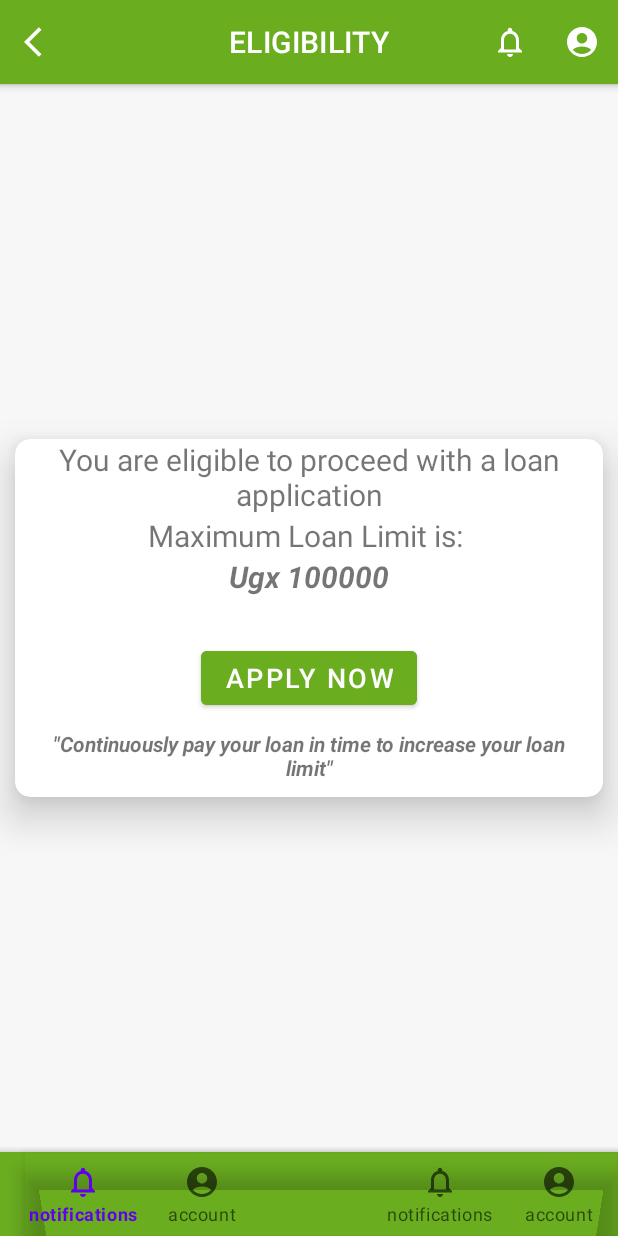
After one commit to nathantugume/AutomatedLoanApprovalApp, an Android app: the EligibilityCheckActivity screen opened directly, with no data from a screen before it, on a phone screen of 412 x 824 dp. The commit adds this screen. Run offline under Robolectric (Android 15) with nearby library versions, the phone set to English and light mode, and no system bars; our stand-ins replace Firebase (no records; nobody signed in at launch, a user with empty details on screens opened directly).

```diff
--- a/app/build.gradle
+++ b/app/build.gradle
@@ -30,6 +30,7 @@ android {
     buildFeatures {
         viewBinding true
     }
+
 }
 
 dependencies {
@@ -45,6 +46,8 @@ dependencies {
     androidTestImplementation 'androidx.test.ext:junit:1.1.5'
     androidTestImplementation 'androidx.test.espresso:espresso-core:3.5.1'
     implementation 'com.google.android.gms:play-services-location:21.0.1'
+    implementation "org.jetbrains.kotlin:kotlin-stdlib:1.8.10"
+    implementation "org.jetbrains.kotlin:kotlin-stdlib-jdk8:1.8.10"
 
 
 }
--- /dev/null
+++ b/app/src/main/java/com/example/automatedloanapprovalapp/ui/customer/EligibilityCheckActivity.java
@@ -0,0 +1,83 @@
+package com.example.automatedloanapprovalapp.ui.customer;
+
+import androidx.annotation.NonNull;
+import androidx.appcompat.app.AppCompatActivity;
+
+import android.annotation.SuppressLint;
+import android.content.Intent;
+import android.content.SharedPreferences;
+import android.icu.number.FormattedNumber;
+import android.os.Bundle;
+import android.preference.PreferenceManager;
+import android.view.View;
+import android.widget.Button;
+import android.widget.TextView;
+
+import com.example.automatedloanapprovalapp.R;
+import com.example.automatedloanapprovalapp.classes.CreditScoreCalculator;
+import com.example.automatedloanapprovalapp.classes.FirestoreCRUD;
+import com.example.automatedloanapprovalapp.classes.PersonalInformation;
+import com.example.automatedloanapprovalapp.classes.UserManager;
+import com.google.android.gms.tasks.OnCompleteListener;
+import com.google.android.gms.tasks.Task;
+import com.google.firebase.firestore.DocumentSnapshot;
+
+import java.text.NumberFormat;
+import java.util.Locale;
+
+public class EligibilityCheckActivity extends AppCompatActivity {
+
+    private FirestoreCRUD firestoreCRUD = new FirestoreCRUD();
+    private UserManager userManager = new UserManager(EligibilityCheckActivity.this);
+    NumberFormat numberFormat = NumberFormat.getNumberInstance(Locale.US);
+
+
+    @Override
+    protected void onCreate(Bundle savedInstanceState) {
+        super.onCreate(savedInstanceState);
+        setContentView(R.layout.activity_eligibility_check);
+        TextView loanLimit = findViewById(R.id.loanLimit);
+
+
+
+        String uid = userManager.getCurrentUser().getUid();
+
+        Button button =  findViewById(R.id.applyBtn);
+
+        button.setOnClickListener(new View.OnClickListener() {
+            @Override
+            public void onClick(View view) {
+                Intent intent = new Intent(EligibilityCheckActivity.this, LoanApplicationActivity.class);
+                startActivity(intent);
+            }
+        });
+
+
+        firestoreCRUD.readDocument("customer_details", uid, new OnCompleteListener<DocumentSnapshot>() {
+            @SuppressLint("SetTextI18n")
+            @Override
+            public void onComplete(@NonNull Task<DocumentSnapshot> task) {
+                if (task.isSuccessful()) {
+                    DocumentSnapshot document = task.getResult();
+                    if (document != null && document.exists()) {
+                        PersonalInformation personalInformation = document.toObject(PersonalInformation.class);
+
+                        if (personalInformation != null) {
+                            CreditScoreCalculator creditScoreCalculator = new CreditScoreCalculator();
+                            int creditScore = creditScoreCalculator.calculateCreditScore(personalInformation);
+
+                            creditScoreCalculator.setCreditScore(creditScore);
+                            int loan_limit = creditScoreCalculator.calculateLoanAmount(creditScore);
+
+                            loanLimit.setText("Ugx "+String.valueOf(numberFormat.format(loan_limit)));
+
+
+
+                        }
+                    }
+
+                }
+            }
+        });
+    }
+}
--- /dev/null
+++ b/app/src/main/res/drawable/card_background.xml
@@ -0,0 +1,5 @@
+<?xml version="1.0" encoding="utf-8"?>
+<shape xmlns:android="http://schemas.android.com/apk/res/android">
+    <solid android:color="#80FF4081" /> <!-- 80 is the opacity value, ranges from 00 to FF (00 is fully transparent, FF is fully opaque) -->
+    <corners android:radius="10dp" /> <!-- Set corner radius as per your preference -->
+</shape>
--- a/app/src/main/res/layout/activity_customer_dashboard.xml
+++ b/app/src/main/res/layout/activity_customer_dashboard.xml
@@ -84,6 +84,7 @@
 
                     </androidx.cardview.widget.CardView>
                     <androidx.cardview.widget.CardView
+                        android:id="@+id/loan_repayment_card"
                         android:layout_width="150dp"
                         android:layout_height="150dp"
                         android:layout_margin="10dp"
@@ -125,6 +126,7 @@
                     android:gravity="center"
                     >
                     <androidx.cardview.widget.CardView
+                        android:id="@+id/eligibility_checkCard"
                         android:layout_width="150dp"
                         android:layout_height="150dp"
                         android:layout_margin="10dp"
--- /dev/null
+++ b/app/src/main/res/layout/activity_eligibility_check.xml
@@ -0,0 +1,136 @@
+<?xml version="1.0" encoding="utf-8"?>
+<androidx.drawerlayout.widget.DrawerLayout
+    xmlns:android="http://schemas.android.com/apk/res/android"
+    xmlns:tools="http://schemas.android.com/tools"
+    xmlns:app="http://schemas.android.com/apk/res-auto"
+    android:layout_height="match_parent"
+    android:layout_width="match_parent"
+    android:background="@color/background"
+    android:id="@+id/drawerLayout"
+    tools:context=".ui.customer.EligibilityCheckActivity"
+    >
+    <androidx.coordinatorlayout.widget.CoordinatorLayout
+        android:layout_width="match_parent"
+        android:layout_height="match_parent"
+        android:fitsSystemWindows="true"
+        >
+        <com.google.android.material.appbar.AppBarLayout
+            android:layout_width="match_parent"
+            android:layout_height="wrap_content"
+
+            >
+            <com.google.android.material.appbar.MaterialToolbar
+                android:id="@+id/topAppBar"
+                style="@style/Widget.MaterialComponents.Toolbar.Primary"
+                app:menu="@menu/top_app_bar"
+                app:navigationIcon="@drawable/back_arrow"
+                app:title="ELIGIBILITY"
+                app:titleCentered="true"
+                android:background="#6AAE20"
+                app:layout_scrollFlags="enterAlways|snap"
+                android:layout_width="match_parent"
+                android:layout_height="?attr/actionBarSize" />
+
+        </com.google.android.material.appbar.AppBarLayout>
+
+        <!-- Note: A RecyclerView can also be used -->
+
+
+
+                <androidx.cardview.widget.CardView
+                    android:layout_width="wrap_content"
+                    android:layout_height="wrap_content"
+                    android:layout_margin="10dp"
+                    android:layout_gravity="center"
+                    android:backgroundTint="@color/white"
+                    app:cardElevation="16dp"
+                    app:cardCornerRadius="10dp"
+
+                    >
+                    <LinearLayout
+                        android:layout_gravity="center"
+                        android:layout_width="wrap_content"
+                        android:orientation="vertical"
+                        android:layout_height="wrap_content">
+                    <TextView
+                        android:layout_width="wrap_content"
+                        android:textSize="20sp"
+                        android:layout_height="wrap_content"
+                        android:textAlignment="center"
+                        android:text="You are eligible to proceed with a loan application"
+                        />
+                        <LinearLayout
+                            android:layout_gravity="center_horizontal"
+                            android:layout_width="wrap_content"
+                            android:layout_height="wrap_content"
+                            android:orientation="vertical"
+                            >
+                            <TextView
+                                android:layout_width="wrap_content"
+                                android:layout_height="wrap_content"
+                                android:textSize="20sp"
+                                android:textAlignment="center"
+                                android:layout_gravity="center"
+                                android:text="Maximum Loan Limit is: "
+                                />
+                            <TextView
+                                android:id="@+id/loanLimit"
+                                android:layout_width="wrap_content"
+                                android:layout_height="wrap_content"
+                                android:text="Ugx 100000"
+                                android:layout_gravity="center"
+                                android:textSize="20sp"
+                                android:textStyle="bold|italic"
+                                />
+
+
+                        </LinearLayout>
+                        <Button
+                            android:id="@+id/applyBtn"
+                            android:layout_gravity="center_horizontal"
+                            android:layout_width="wrap_content"
+                            android:layout_height="wrap_content"
+                            android:text="Apply Now"
+                            android:layout_marginTop="30dp"
+                            android:textColor="@color/white"
+                            android:textSize="18sp"
+                            android:backgroundTint="@color/green"
+                            style="@style/TextAppearance.AppCompat.Widget.Button.Borderless.Colored"
+                            />
+                        <TextView
+                            android:padding="10dp"
+                            android:layout_width="wrap_content"
+                            android:layout_height="wrap_content"
+                            android:text='"Continuously pay your loan in time to increase your loan limit"'
+                            android:textAlignment="center"
+                            android:textStyle="italic|bold"
+
+                            />
+                    </LinearLayout>
+                </androidx.cardview.widget.CardView>
+
+
+
+
+
+
+        <com.google.android.material.bottomappbar.BottomAppBar
+            android:layout_width="match_parent"
+            android:layout_height="wrap_content"
+            android:backgroundTint="@color/green"
+           android:layout_gravity="bottom"
+            >
+            <com.google.android.material.bottomnavigation.BottomNavigationView
+                android:layout_width="match_parent"
+                android:layout_height="wrap_content"
+                app:menu="@menu/bottom_menu"
+                android:layout_gravity="bottom"
+                android:background="#0000"
+                app:labelVisibilityMode="labeled"
+                />
+
+        </com.google.android.material.bottomappbar.BottomAppBar>
+
+    </androidx.coordinatorlayout.widget.CoordinatorLayout>
+
+</androidx.drawerlayout.widget.DrawerLayout>
--- a/app/src/main/res/layout/activity_loan_application.xml
+++ b/app/src/main/res/layout/activity_loan_application.xml
@@ -112,6 +112,7 @@
             android:layout_width="match_parent"
             android:layout_height="match_parent"
             app:menu="@menu/bottom_menu"
+
             android:id="@+id/bottom_navigationView"
             app:labelVisibilityMode="labeled"
             android:background="#0000"
--- a/app/src/main/res/values/colors.xml
+++ b/app/src/main/res/values/colors.xml
@@ -3,4 +3,5 @@
     <color name="black">#FF000000</color>
     <color name="white">#FFFFFFFF</color>
     <color name="green">#6AAE20</color>
+    <color name="background">#f7f7f8</color>
 </resources>
--- a/app/src/main/res/values/strings.xml
+++ b/app/src/main/res/values/strings.xml
@@ -15,4 +15,5 @@
     <string name="hello_blank_fragment">Hello blank fragment</string>
     <string name="maximum_loan_amount">Maximum Credit:</string>
     <string name="enter_loan_amount">Enter Loan Amount</string>
+    <string name="title_activity_eligibility_check">EligibilityCheckActivity</string>
 </resources>
--- a/build.gradle
+++ b/build.gradle
@@ -1,6 +1,7 @@
 buildscript {
     dependencies {
         classpath 'com.google.gms:google-services:4.4.0'
+        classpath 'org.jetbrains.kotlin:kotlin-gradle-plugin:1.8.10'
     }
 }// Top-level build file where you can add configuration options common to all sub-projects/modules.
 plugins {
```
Also changed, not shown: app/src/main/AndroidManifest.xml (+7 -0 lines), app/src/main/java/com/example/automatedloanapprovalapp/classes/Transaction.java (+38 -10 lines), app/src/main/java/com/example/automatedloanapprovalapp/ui/customer/ApplicationStatusActivity.java (+57 -2 lines), app/src/main/java/com/example/automatedloanapprovalapp/ui/customer/CustomerDashboardActivity.java (+17 -6 lines), app/src/main/java/com/example/automatedloanapprovalapp/ui/customer/RepaymentActivity.java (added, +34 -0 lines), app/src/main/java/com/example/automatedloanapprovalapp/ui/loanofficer/ManageApplicationActivity.java (+41 -3 lines), app/src/main/res/layout/activity_application_status.xml (+15 -11 lines), app/src/main/res/layout/activity_repayment.xml (added, +141 -0 lines).
